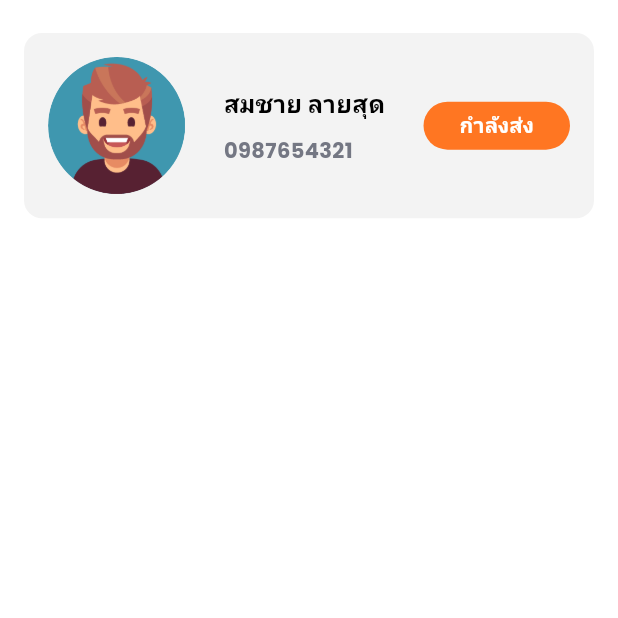
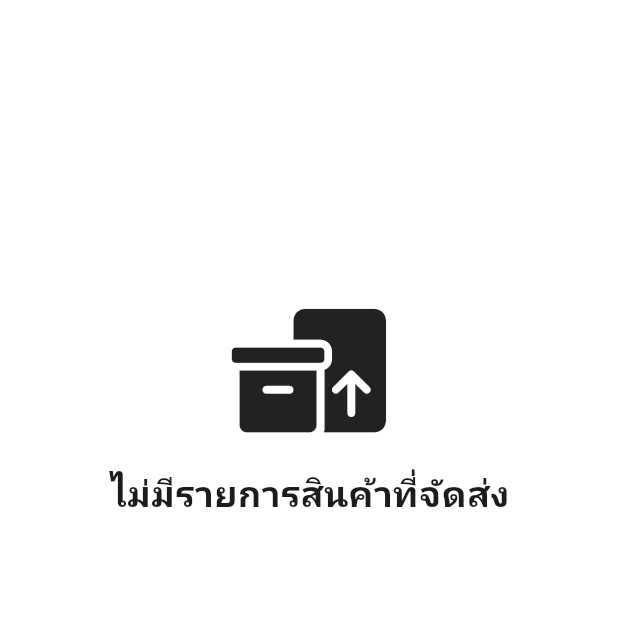
Before and after one commit to athicsmsu/Delivery-Application, a Flutter app: the ShippingItemPage screen opened directly, on a phone screen of 412 x 824 dp, the top half of it. Run offline on Flutter 3.47's test engine with Material 3 defaults, Android fonts, the phone set to English and light mode, and no system bars; our stand-ins replace cloud_firestore, dotted_border, firebase_core, firebase_storage, flutter_map, font_awesome_flutter and 6 more; accounts and stored records are empty.

Commit message:
new fix bug

```diff
--- a/lib/pages/user/shippingItem.dart
+++ b/lib/pages/user/shippingItem.dart
@@ -1,10 +1,14 @@
+import 'dart:async';
 import 'dart:developer';
 
+import 'package:cloud_firestore/cloud_firestore.dart';
 import 'package:delivery_application/pages/user/mapUser.dart';
+import 'package:delivery_application/shared/app_data.dart';
 import 'package:flutter/material.dart';
 import 'package:font_awesome_flutter/font_awesome_flutter.dart';
 import 'package:get/get.dart';
 import 'package:google_fonts/google_fonts.dart';
+import 'package:provider/provider.dart';
 
 class ShippingItemPage extends StatefulWidget {
   const ShippingItemPage({super.key});
@@ -15,12 +19,46 @@ class ShippingItemPage extends StatefulWidget {
 
 class _ShippingItemPageState extends State<ShippingItemPage> {
   late Future<void> loadData;
-  List<String> shippingList = []; // ลิสต์สำหรับเก็บรายการค้นหา
+  List<Map<String, dynamic>> shippingList = []; // ลิสต์สำหรับเก็บรายการค้นหา
+  UserProfile userProfile = UserProfile();
+  var db = FirebaseFirestore.instance;
+  late StreamSubscription listener;
+  var dataShipping;
 
   @override
   void initState() {
     super.initState();
     loadData = loadDataAsync();
+    userProfile = context.read<Appdata>().user;
+    final docRef =
+        db.collection("order").where("uidShipping", isEqualTo: userProfile.id);
+    listener = docRef.snapshots().listen(
+      (event) async {
+        if (event.docs.isNotEmpty) {
+          shippingList.clear(); // เคลียร์ list ก่อนเริ่มเพิ่มใหม่
+          for (var shipping in event.docs) {
+            var userShippingDoc = db.collection("user");
+
+            var query =
+                userShippingDoc.where("id", isEqualTo: shipping['uidReceive']);
+            var result = await query.get();
+
+            if (result.docs.isNotEmpty) {
+              for (var doc in result.docs) {
+                shippingList.add(doc.data());
+              }
+            } else {
+              log("ไม่มี user คนนี้แล้ว");
+            }
+          }
+          log(shippingList.toString()); // log ข้อมูล shippingList
+        } else {
+          log('No documents found');
+        }
+        setState(() {});
+      },
+      onError: (error) => log("Listen failed: $error"),
+    );
   }
 
   @override
@@ -89,8 +127,8 @@ class _ShippingItemPageState extends State<ShippingItemPage> {
                     EdgeInsets.only(top: Get.textTheme.labelSmall!.fontSize!),
                 child: Column(
                   children: shippingList
-                      .map((users) =>
-                          buildProfileCard("สมชาย ลายสุด", "0987654321","กำลังส่ง"))
+                      .map((shipping) => buildProfileCard(shipping['image'],
+                          shipping['name'], shipping['phone'], "กำลังส่ง"))
                       .toList(),
                 ),
               ),
@@ -102,16 +140,11 @@ class _ShippingItemPageState extends State<ShippingItemPage> {
   }
 
   Future<void> loadDataAsync() async {
-    // var value = await Configuration.getConfig();
-    // url = value['apiEndpoint'];
-    // var data = await http.get(Uri.parse('$url/lottery/allnotSold'));
-    // lottoList = lottoAllGetResFromJson(data.body);
-    // status = 'canBuy';
-    shippingList.add('1111');
     setState(() {});
   }
 
-  Widget buildProfileCard(String name, String phoneNumber, String status) {
+  Widget buildProfileCard(
+      String image, String name, String phoneNumber, String status) {
     return Padding(
       padding: EdgeInsets.symmetric(
           horizontal: Get.textTheme.titleMedium!.fontSize!,
@@ -130,12 +163,19 @@ class _ShippingItemPageState extends State<ShippingItemPage> {
           mainAxisAlignment: MainAxisAlignment.spaceBetween,
           children: [
             ClipOval(
-              child: Image.asset(
-                'assets/images/UserProfile.jpg',
-                width: Get.height / 9,
-                height: Get.height / 9,
-                fit: BoxFit.cover,
-              ),
+              child: (image != null)
+                  ? Image.network(
+                      image,
+                      width: Get.height / 9,
+                      height: Get.height / 9,
+                      fit: BoxFit.cover,
+                    )
+                  : Image.asset(
+                      'assets/images/UserProfile.jpg',
+                      width: Get.height / 9,
+                      height: Get.height / 9,
+                      fit: BoxFit.cover,
+                    ),
             ),
             Column(
               crossAxisAlignment: CrossAxisAlignment.start,
@@ -187,7 +227,7 @@ class _ShippingItemPageState extends State<ShippingItemPage> {
                         )))
                 : FilledButton(
                     onPressed: () {
-                      Get.to(() => mapUserPage());
+                      Get.to(() => const mapUserPage());
                     },
                     style: ButtonStyle(
                       minimumSize: MaterialStateProperty.all(Size(
--- a/lib/shared/app_data.dart
+++ b/lib/shared/app_data.dart
@@ -1,3 +1,4 @@
+
 import 'package:flutter/material.dart';
 import 'package:latlong2/latlong.dart';
 
```
